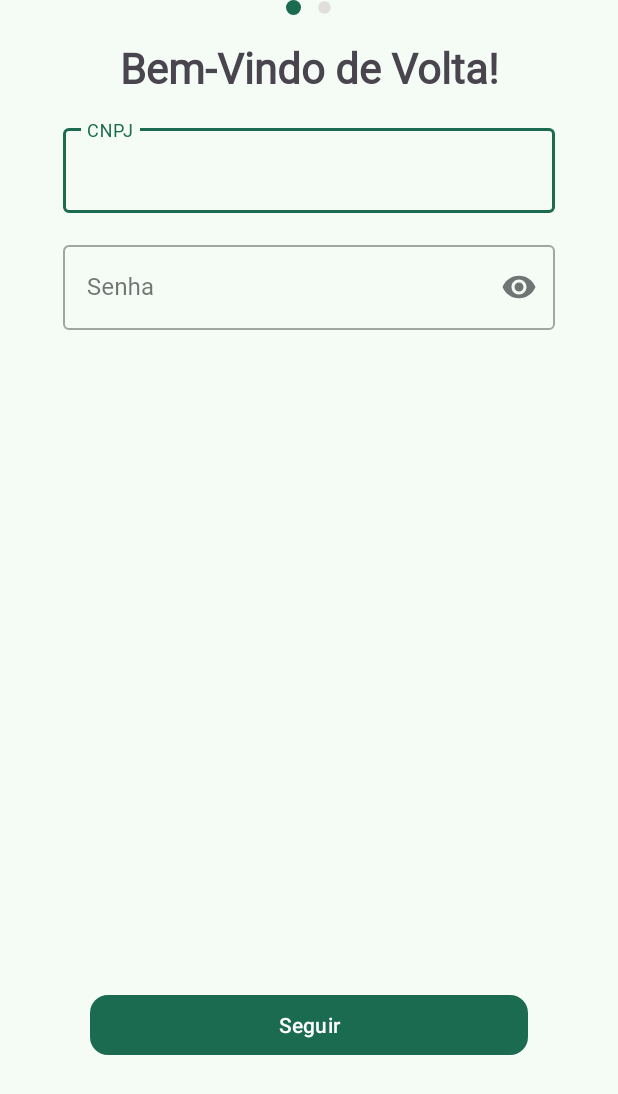
After one commit to AppSimbia/simbia-mobile, an Android app: the layout fragment_login_initial.xml on its own in the app's theme, with its tools: preview values and no code run, on a phone screen of 412 x 824 dp. The commit adds this screen. Shown: the top 1094 px of the screen. Run offline under Robolectric (Android 15) with nearby library versions, the phone set to English and light mode, and no system bars.

Commit message:
[FEAT] create login screen layout with inputs and styles

```diff
--- /dev/null
+++ b/app/src/main/res/layout/fragment_login_initial.xml
@@ -0,0 +1,114 @@
+<?xml version="1.0" encoding="utf-8"?>
+<FrameLayout xmlns:android="http://schemas.android.com/apk/res/android"
+    xmlns:app="http://schemas.android.com/apk/res-auto"
+    xmlns:tools="http://schemas.android.com/tools"
+    android:layout_width="match_parent"
+    android:layout_height="match_parent"
+    tools:context=".ui.features.login.fragments.LoginInitialFragment">
+
+    <androidx.constraintlayout.widget.ConstraintLayout
+        android:layout_width="match_parent"
+        android:layout_height="match_parent">
+
+        <com.google.android.material.textfield.TextInputLayout
+            android:id="@+id/input_cnpj"
+            style="@style/Widget.MaterialComponents.TextInputLayout.OutlinedBox"
+            android:layout_width="328dp"
+            android:layout_height="wrap_content"
+            android:layout_marginTop="16dp"
+            android:hint="CNPJ"
+            app:boxBackgroundColor="@android:color/transparent"
+            app:endIconMode="custom"
+            app:layout_constraintEnd_toEndOf="parent"
+            app:layout_constraintStart_toStartOf="parent"
+            app:layout_constraintTop_toBottomOf="@+id/text_login">
+
+            <com.google.android.material.textfield.TextInputEditText
+                android:id="@+id/et_cnpj"
+                android:layout_width="match_parent"
+                android:layout_height="wrap_content"
+                android:fontFamily="@font/plus_jakarta_sans"
+                android:inputType="number"
+                android:textColor="?attr/colorOnSurface" />
+        </com.google.android.material.textfield.TextInputLayout>
+
+        <com.google.android.material.textfield.TextInputLayout
+            android:id="@+id/input_password"
+            style="@style/Widget.MaterialComponents.TextInputLayout.OutlinedBox"
+            android:layout_width="328dp"
+            android:layout_height="wrap_content"
+            android:layout_marginTop="16dp"
+            android:hint="Senha"
+            app:boxBackgroundColor="@android:color/transparent"
+            app:endIconMode="password_toggle"
+            app:layout_constraintEnd_toEndOf="parent"
+            app:layout_constraintStart_toStartOf="parent"
+            app:layout_constraintTop_toBottomOf="@+id/input_cnpj">
+
+            <com.google.android.material.textfield.TextInputEditText
+                android:id="@+id/et_password"
+                android:layout_width="match_parent"
+                android:layout_height="wrap_content"
+                android:fontFamily="@font/plus_jakarta_sans"
+                android:inputType="textPassword"
+                android:textColor="?attr/colorOnSurface" />
+        </com.google.android.material.textfield.TextInputLayout>
+
+        <com.google.android.material.button.MaterialButton
+            android:id="@+id/btn_follow_login"
+            android:layout_width="0dp"
+            android:layout_height="wrap_content"
+            android:layout_marginLeft="60dp"
+            android:layout_marginRight="60dp"
+            android:text="Seguir"
+            app:cornerRadius="12dp"
+            app:layout_constraintBottom_toBottomOf="parent"
+            app:layout_constraintEnd_toEndOf="parent"
+            app:layout_constraintStart_toStartOf="parent"
+            app:layout_constraintTop_toBottomOf="@+id/input_password"
+            app:layout_constraintVertical_bias="0.79" />
+
+        <TextView
+            android:id="@+id/text_login"
+            android:layout_width="0dp"
+            android:layout_height="wrap_content"
+            android:layout_marginStart="60dp"
+            android:layout_marginTop="16dp"
+            android:layout_marginEnd="60dp"
+            android:fontFamily="@font/k2d"
+            android:gravity="center_horizontal"
+            android:text="Bem-Vindo de Volta!"
+            android:textSize="28sp"
+            android:textStyle="bold"
+            app:layout_constraintEnd_toEndOf="parent"
+            app:layout_constraintHorizontal_bias="0.0"
+            app:layout_constraintStart_toStartOf="parent"
+            app:layout_constraintTop_toBottomOf="@+id/view" />
+
+        <View
+            android:id="@+id/view2"
+            android:layout_width="10dp"
+            android:layout_height="10dp"
+            android:layout_marginStart="5dp"
+            android:layout_marginEnd="5dp"
+            android:background="@drawable/cyan_ball"
+            app:layout_constraintEnd_toStartOf="@+id/view"
+            app:layout_constraintHorizontal_bias="0.5"
+            app:layout_constraintHorizontal_chainStyle="packed"
+            app:layout_constraintStart_toStartOf="parent"
+            app:layout_constraintTop_toTopOf="parent" />
+
+        <View
+            android:id="@+id/view"
+            android:layout_width="10dp"
+            android:layout_height="10dp"
+            android:layout_marginStart="5dp"
+            android:layout_marginEnd="5dp"
+            android:background="@drawable/gray_ball"
+            app:layout_constraintEnd_toEndOf="parent"
+            app:layout_constraintHorizontal_bias="0.5"
+            app:layout_constraintStart_toEndOf="@+id/view2"
+            app:layout_constraintTop_toTopOf="parent" />
+
+    </androidx.constraintlayout.widget.ConstraintLayout>
+</FrameLayout>
--- a/app/src/main/res/values-night/colors.xml
+++ b/app/src/main/res/values-night/colors.xml
@@ -21,7 +21,7 @@
     <color name="md_theme_onSurface">#DEE3E5</color>
     <color name="md_theme_surfaceVariant">#3F484A</color>
     <color name="md_theme_onSurfaceVariant">#BFC8CA</color>
-    <color name="md_theme_outline">#899294</color>
+    <color name="md_theme_outline">#E3DEDE</color>
     <color name="md_theme_outlineVariant">#3F484A</color>
     <color name="md_theme_scrim">#000000</color>
     <color name="md_theme_inverseSurface">#DEE3E5</color>
--- a/app/src/main/res/values/colors.xml
+++ b/app/src/main/res/values/colors.xml
@@ -21,7 +21,7 @@
     <color name="md_theme_onSurface">#171D1E</color>
     <color name="md_theme_surfaceVariant">#DBE4E6</color>
     <color name="md_theme_onSurfaceVariant">#3F484A</color>
-    <color name="md_theme_outline">#6F797A</color>
+    <color name="md_theme_outline">#E3DEDE</color>
     <color name="md_theme_outlineVariant">#BFC8CA</color>
     <color name="md_theme_scrim">#000000</color>
     <color name="md_theme_inverseSurface">#2B3133</color>
```
Also changed, not shown: app/src/main/AndroidManifest.xml (+4 -5 lines), app/src/main/java/com/germinare/simbia_mobile/ui/features/login/activity/LoginActivity.java (added, +63 -0 lines), app/src/main/java/com/germinare/simbia_mobile/ui/features/login/fragments/LoginInitialFragment.java (added, +76 -0 lines), app/src/main/java/com/germinare/simbia_mobile/ui/features/login/fragments/LoginVerificationFragment.java (added, +66 -0 lines), app/src/main/res/drawable/close_toolbar.xml (added, +9 -0 lines), app/src/main/res/layout/activity_login.xml (added, +43 -0 lines), app/src/main/res/layout/fragment_login_verification.xml (added, +14 -0 lines), app/src/main/res/navigation/login_navigation.xml (added, +18 -0 lines).
